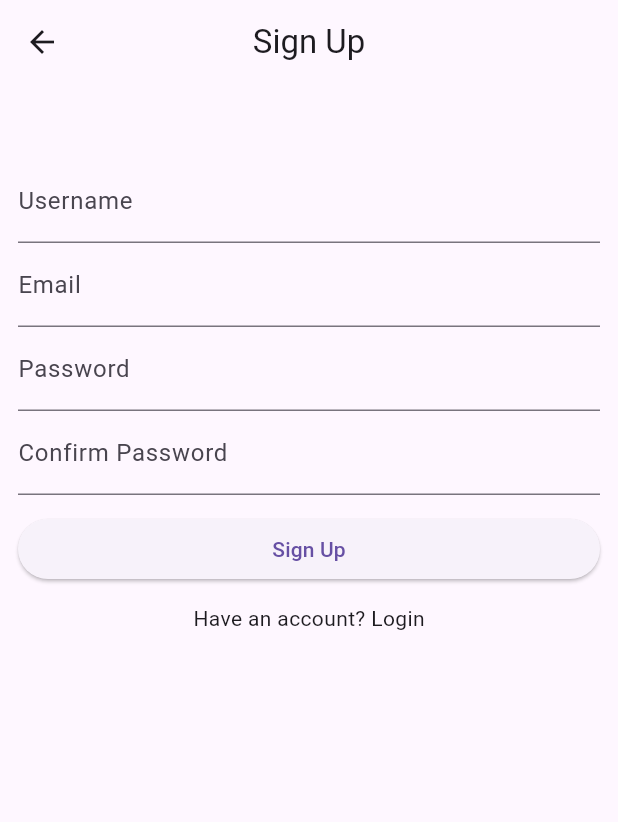
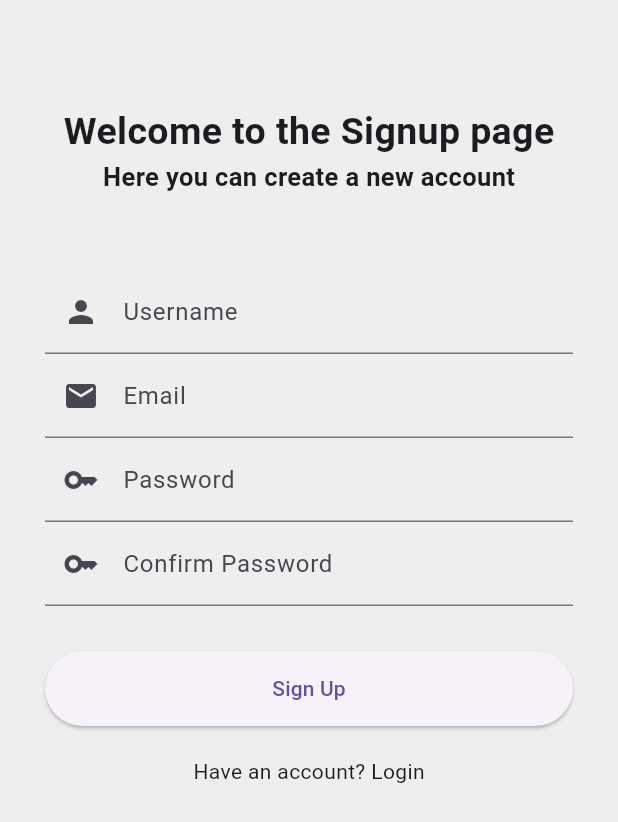
Before and after one commit to crhaxx/new_game_app, a Flutter app: the screen it shows after launch, after a tap on "Don't have an account? Sign Up", on a phone screen of 412 x 824 dp. Shown: the top 822 px of the screen. Run offline on Flutter 3.47's test engine with Material 3 defaults, Android fonts, the phone set to English and light mode, and no system bars; our stand-ins replace supabase_flutter; accounts and stored records are empty.

Commit message:
Changed design of login and signup page

```diff
--- a/lib/pages/login_page.dart
+++ b/lib/pages/login_page.dart
@@ -23,6 +23,12 @@ class _LoginPageState extends State<LoginPage> {
     final email = _emailController.text;
     final password = _passwordController.text;
 
+    if (email == "" || password == "") {
+      ScaffoldMessenger.of(context)
+          .showSnackBar(SnackBar(content: Text("Please fill in all fields")));
+      return;
+    }
+
     //Note: Try to login
     try {
       await authService.signInWithEmailAndPassword(email, password);
@@ -37,23 +43,41 @@ class _LoginPageState extends State<LoginPage> {
   @override
   Widget build(BuildContext context) {
     return Scaffold(
-      appBar: AppBar(
-        title: Text("Login"),
-        centerTitle: true,
+      body: Container(
+        decoration: BoxDecoration(color: Colors.grey.shade200),
+        child: ListView(
+          padding: EdgeInsets.symmetric(horizontal: 30, vertical: 70),
+          children: [
+            Column(
+              mainAxisAlignment: MainAxisAlignment.center,
+              children: [
+                Text(
+                  "Welcome to the login page",
+                  style: TextStyle(fontSize: 25, fontWeight: FontWeight.w600),
                 ),
-      body: ListView(
-        padding: EdgeInsets.symmetric(horizontal: 12, vertical: 50),
-        children: [
+                Text(
+                  "Please login to access the app.",
+                  style: TextStyle(fontSize: 17, fontWeight: FontWeight.w600),
+                ),
+              ],
+            ),
+
+            SizedBox(
+              height: 50,
+            ),
+
             //Note: Email
             TextField(
               controller: _emailController,
-            decoration: InputDecoration(labelText: "Email"),
+              decoration: InputDecoration(
+                  labelText: "Email", prefixIcon: Icon(Icons.email)),
             ),
 
             //Note: Password
             TextField(
               controller: _passwordController,
-            decoration: InputDecoration(labelText: "Password"),
+              decoration: InputDecoration(
+                  labelText: "Password", prefixIcon: Icon(Icons.key)),
               obscureText: true,
             ),
 
@@ -77,6 +101,7 @@ class _LoginPageState extends State<LoginPage> {
                 child: Center(child: Text("Don't have an account? Sign Up")))
           ],
         ),
+      ),
     );
   }
 }
--- a/lib/pages/register_page.dart
+++ b/lib/pages/register_page.dart
@@ -34,6 +34,18 @@ class _RegisterPageState extends State<RegisterPage> {
       return;
     }
 
+    if (username == "" || email == "" || password == "") {
+      ScaffoldMessenger.of(context)
+          .showSnackBar(SnackBar(content: Text("All fields are required")));
+      return;
+    }
+
+    if (password.length < 6) {
+      ScaffoldMessenger.of(context).showSnackBar(SnackBar(
+          content: Text("Password must be at least 6 characters long")));
+      return;
+    }
+
     //Note: Try to sign up
     try {
       await authService.signUpWithEmailAndPassword(email, password, username);
@@ -49,58 +61,88 @@ class _RegisterPageState extends State<RegisterPage> {
   @override
   Widget build(BuildContext context) {
     return Scaffold(
-      appBar: AppBar(
-        title: Text("Sign Up"),
-        centerTitle: true,
+      body: Container(
+        decoration: BoxDecoration(color: Colors.grey.shade200),
+        child: ListView(
+          padding: EdgeInsets.symmetric(horizontal: 30, vertical: 70),
+          children: [
+            Column(
+              mainAxisAlignment: MainAxisAlignment.center,
+              children: [
+                Text(
+                  "Welcome to the Signup page",
+                  style: TextStyle(fontSize: 25, fontWeight: FontWeight.w600),
                 ),
-      body: ListView(
-        padding: EdgeInsets.symmetric(horizontal: 12, vertical: 50),
-        children: [
+                Text(
+                  "Here you can create a new account",
+                  style: TextStyle(fontSize: 17, fontWeight: FontWeight.w600),
+                ),
+              ],
+            ),
+
+            SizedBox(
+              height: 50,
+            ),
+
             //Note: Username
             TextField(
               controller: _usernameController,
-            decoration: InputDecoration(labelText: "Username"),
+              decoration: InputDecoration(
+                  labelText: "Username", prefixIcon: Icon(Icons.person)),
             ),
 
             //Note: Email
             TextField(
               controller: _emailController,
-            decoration: InputDecoration(labelText: "Email"),
+              decoration: InputDecoration(
+                  labelText: "Email", prefixIcon: Icon(Icons.email)),
             ),
 
             //Note: Password
             TextField(
               controller: _passwordController,
-            decoration: InputDecoration(labelText: "Password"),
+              decoration: InputDecoration(
+                  labelText: "Password", prefixIcon: Icon(Icons.key)),
               obscureText: true,
             ),
 
             //Note: Confirm password
             TextField(
               controller: _confirmPasswordController,
-            decoration: InputDecoration(labelText: "Confirm Password"),
+              decoration: InputDecoration(
+                  labelText: "Confirm Password", prefixIcon: Icon(Icons.key)),
               obscureText: true,
             ),
 
             SizedBox(
-            height: 12,
+              height: 30,
             ),
 
             //Note: Sign Up button
-          ElevatedButton(
+            Container(
+              height: 50,
+              width: 50,
+              child: ElevatedButton(
                 onPressed: signUp,
-            child: const Text("Sign Up"),
+                child: Text(
+                  "Sign Up",
+                ),
+              ),
             ),
 
             SizedBox(
-            height: 12,
+              height: 20,
             ),
 
             GestureDetector(
                 onTap: () => Navigator.push(context,
                     MaterialPageRoute(builder: (context) => LoginPage())),
-              child: Center(child: Text("Have an account? Login")))
+                child: Center(
+                    child: Text(
+                  "Have an account? Login",
+                )))
           ],
+        ),
       ),
     );
   }
```
Lines whose indentation alone changed are shown as unchanged.
